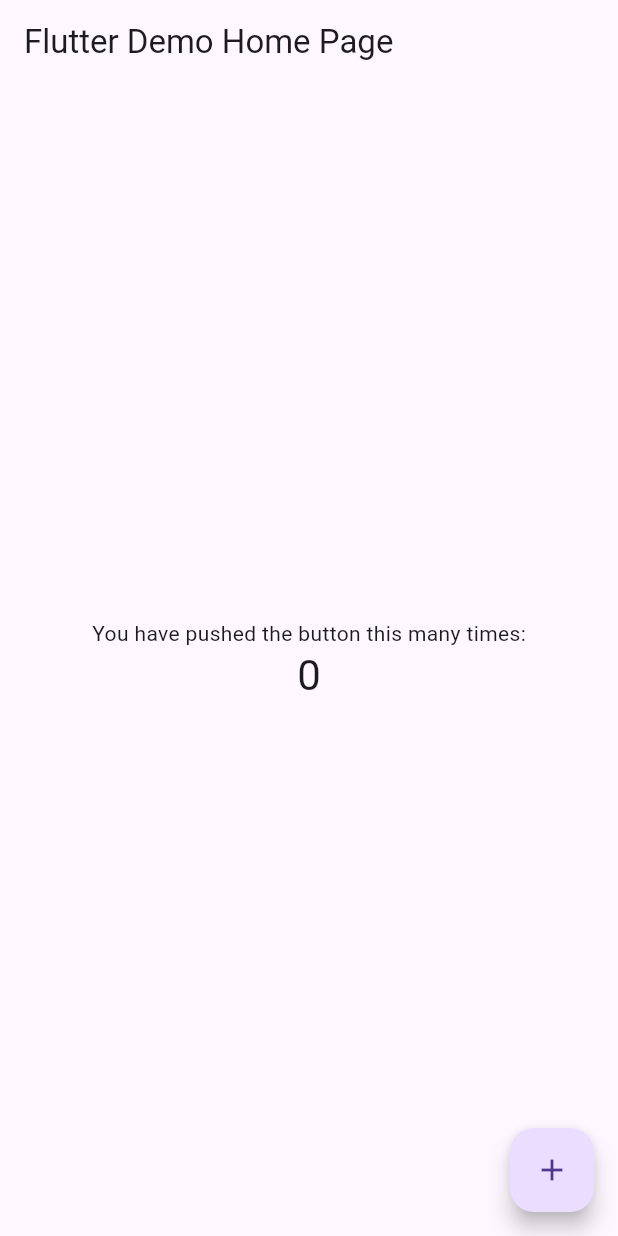
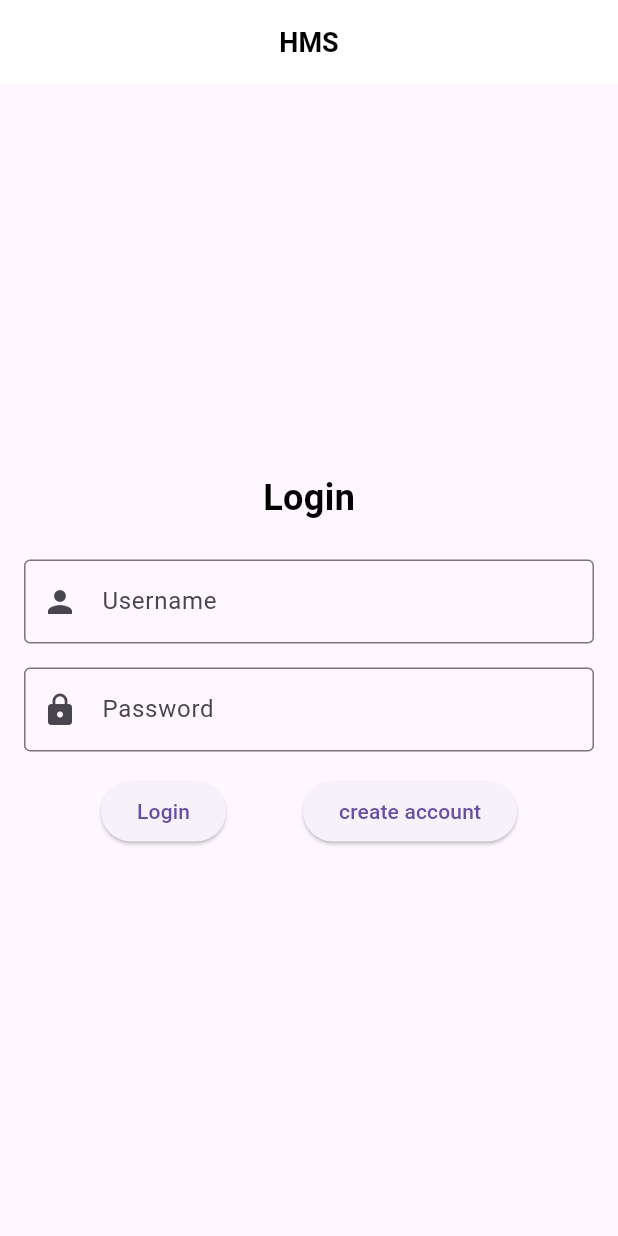
Before and after one commit to fjlongland/HMS-Project, a Flutter app: the screen it shows after launch, on a phone screen of 412 x 824 dp. Run offline on Flutter 3.47's test engine with Material 3 defaults, Android fonts, the phone set to English and light mode, and no system bars.

Commit message:
added whole app frontend

```diff
--- a/hms_app/lib/main.dart
+++ b/hms_app/lib/main.dart
@@ -1,4 +1,5 @@
 import 'package:flutter/material.dart';
+import 'package:hms_app/pages/login.dart';
 
 void main() {
   runApp(const MyApp());
@@ -10,106 +11,7 @@
   // This widget is the root of your application.
   @override
   Widget build(BuildContext context) {
-    return MaterialApp(
-      title: 'Flutter Demo',
-      theme: ThemeData(
-        // This is the theme of your application.
-        //
-        // Try running your application with "flutter run". You'll see the
-        // application has a blue toolbar. Then, without quitting the app, try
-        // changing the primarySwatch below to Colors.green and then invoke
-        // "hot reload" (press "r" in the console where you ran "flutter run",
-        // or simply save your changes to "hot reload" in a Flutter IDE).
-        // Notice that the counter didn't reset back to zero; the application
-        // is not restarted.
-        primarySwatch: Colors.blue,
-      ),
-      home: const MyHomePage(title: 'Flutter Demo Home Page'),
-    );
+    return const MaterialApp(
+        debugShowCheckedModeBanner: false, home: LoginPage());
   }
 }
-
-class MyHomePage extends StatefulWidget {
-  const MyHomePage({Key? key, required this.title}) : super(key: key);
-
-  // This widget is the home page of your application. It is stateful, meaning
-  // that it has a State object (defined below) that contains fields that affect
-  // how it looks.
-
-  // This class is the configuration for the state. It holds the values (in this
-  // case the title) provided by the parent (in this case the App widget) and
-  // used by the build method of the State. Fields in a Widget subclass are
-  // always marked "final".
-
-  final String title;
-
-  @override
-  State<MyHomePage> createState() => _MyHomePageState();
-}
-
-class _MyHomePageState extends State<MyHomePage> {
-  int _counter = 0;
-
-  void _incrementCounter() {
-    setState(() {
-      // This call to setState tells the Flutter framework that something has
-      // changed in this State, which causes it to rerun the build method below
-      // so that the display can reflect the updated values. If we changed
-      // _counter without calling setState(), then the build method would not be
-      // called again, and so nothing would appear to happen.
-      _counter++;
-    });
-  }
-
-  @override
-  Widget build(BuildContext context) {
-    // This method is rerun every time setState is called, for instance as done
-    // by the _incrementCounter method above.
-    //
-    // The Flutter framework has been optimized to make rerunning build methods
-    // fast, so that you can just rebuild anything that needs updating rather
-    // than having to individually change instances of widgets.
-    return Scaffold(
-      appBar: AppBar(
-        // Here we take the value from the MyHomePage object that was created by
-        // the App.build method, and use it to set our appbar title.
-        title: Text(widget.title),
-      ),
-      body: Center(
-        // Center is a layout widget. It takes a single child and positions it
-        // in the middle of the parent.
-        child: Column(
-          // Column is also a layout widget. It takes a list of children and
-          // arranges them vertically. By default, it sizes itself to fit its
-          // children horizontally, and tries to be as tall as its parent.
-          //
-          // Invoke "debug painting" (press "p" in the console, choose the
-          // "Toggle Debug Paint" action from the Flutter Inspector in Android
-          // Studio, or the "Toggle Debug Paint" command in Visual Studio Code)
-          // to see the wireframe for each widget.
-          //
-          // Column has various properties to control how it sizes itself and
-          // how it positions its children. Here we use mainAxisAlignment to
-          // center the children vertically; the main axis here is the vertical
-          // axis because Columns are vertical (the cross axis would be
-          // horizontal).
-          mainAxisAlignment: MainAxisAlignment.center,
-          children: <Widget>[
-            const Text(
-              'You have pushed the button this many times:',
-            ),
-            Text(
-              '$_counter',
-              style: Theme.of(context).textTheme.headline4,
-            ),
-          ],
-        ),
-      ),
-      floatingActionButton: FloatingActionButton(
-        onPressed: _incrementCounter,
-        tooltip: 'Increment',
-        child: const Icon(Icons.add),
-      ), // This trailing comma makes auto-formatting nicer for build methods.
-    );
-  }
-}
--- /dev/null
+++ b/hms_app/lib/pages/login.dart
@@ -0,0 +1,66 @@
+import 'package:flutter/material.dart';
+import 'package:hms_app/pages/home_page.dart';
+
+class LoginPage extends StatelessWidget {
+  const LoginPage({Key? key}) : super(key: key);
+
+  @override
+  Widget build(BuildContext context) {
+    return Scaffold(
+      appBar: AppBar(
+        title: const Text(
+          'HMS',
+          style: TextStyle(
+              color: Colors.black, fontSize: 18, fontWeight: FontWeight.bold),
+        ),
+        backgroundColor: Colors.white,
+        elevation: 0.0,
+        centerTitle: true,
+      ),
+      body: Padding(
+          padding: const EdgeInsets.all(16.0),
+          child: Column(mainAxisAlignment: MainAxisAlignment.center, children: [
+            const Text("Login",
+                style: TextStyle(
+                    fontSize: 24,
+                    fontWeight: FontWeight.bold,
+                    color: Colors.black)),
+            const SizedBox(height: 24.0),
+            //username text feild
+            const TextField(
+              decoration: InputDecoration(
+                labelText: 'Username',
+                border: OutlineInputBorder(),
+                prefixIcon: Icon(Icons.person),
+              ),
+              keyboardType: TextInputType.text,
+            ),
+            const SizedBox(height: 16.0),
+            const TextField(
+              decoration: InputDecoration(
+                labelText: 'Password',
+                border: OutlineInputBorder(),
+                prefixIcon: Icon(Icons.lock),
+              ),
+              keyboardType: TextInputType.text,
+            ),
+            const SizedBox(height: 16.0),
+            Row(mainAxisAlignment: MainAxisAlignment.spaceEvenly, children: [
+              ElevatedButton(
+                onPressed: () {
+                  Navigator.push(context,
+                      MaterialPageRoute(builder: (context) => HomePage()));
+                },
+                child: Text('Login'),
+              ),
+              ElevatedButton(
+                onPressed: () {
+                  print("create account button pressed");
+                },
+                child: Text('create account'),
+              )
+            ])
+          ])),
+    );
+  }
+}
```
Also changed, not shown: hms_app/lib/pages/feedback.dart (added, +97 -0 lines), hms_app/lib/pages/home_page.dart (added, +60 -0 lines), hms_app/lib/pages/submit.dart (added, +61 -0 lines), hms_app/lib/pages/view_assignments.dart (added, +56 -0 lines).
